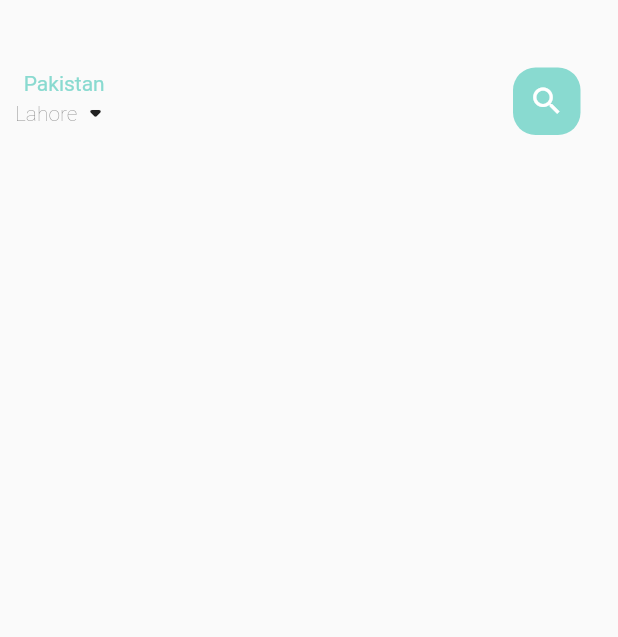
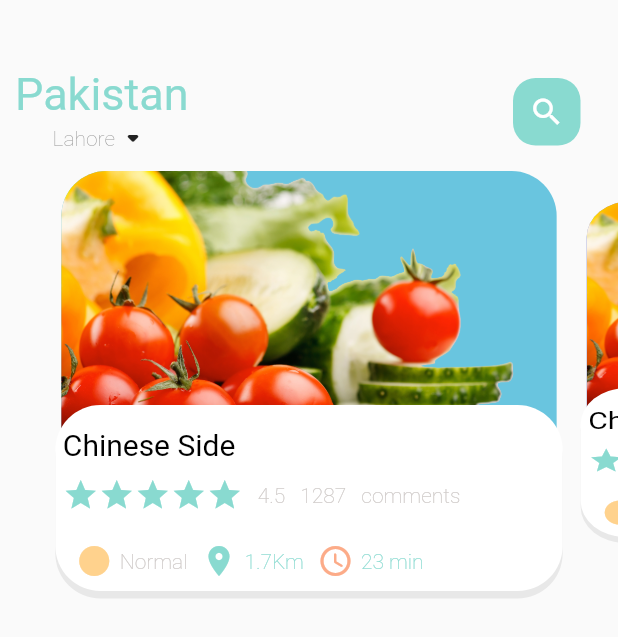
Before and after one commit to fwdAndroid/online-fooddelivery, a Flutter app: the screen it shows after launch, on a phone screen of 412 x 824 dp. Shown: the top 637 px of the screen. Run offline on Flutter 3.47's test engine with Material 2 defaults, Android fonts, the phone set to English and light mode, and no system bars.

Commit message:
Food Page Decoration Complete

```diff
--- /dev/null
+++ b/lib/home/food_page_body.dart
@@ -0,0 +1,157 @@
+import 'package:flutter/material.dart';
+import 'package:onlinefooddelivery/utils/colors.dart';
+import 'package:onlinefooddelivery/widgets/widget.small.text.dart';
+import 'package:onlinefooddelivery/widgets/widget_big_text.dart';
+import 'package:onlinefooddelivery/widgets/widget_icon_text.dart';
+
+class FoodPageBody extends StatefulWidget {
+  const FoodPageBody({Key? key}) : super(key: key);
+
+  @override
+  State<FoodPageBody> createState() => _FoodPageBodyState();
+}
+
+class _FoodPageBodyState extends State<FoodPageBody> {
+  PageController pageController = PageController(viewportFraction: 0.85);
+   var currentValue =0.0;
+   var scaleFactor = 0.8;
+   var height = 220;
+  @override
+  void initState() {
+    // TODO: implement initState
+    super.initState();
+    pageController.addListener(() {
+      currentValue = pageController.page!;
+    });
+
+  }
+
+  @override
+  void dispose() {
+    // TODO: implement dispose
+    super.dispose();
+    pageController.dispose();
+  }
+  @override
+  Widget build(BuildContext context) {
+    return Container(
+      height: 320,
+      child: PageView.builder(
+          controller: pageController,
+          itemCount: 5,
+          itemBuilder: (context, position) {
+            return _buildItemPostion(position);
+          }),
+    );
+  }
+
+  Widget _buildItemPostion(int position) {
+    Matrix4  matrix4  = Matrix4.identity();
+    if(position == currentValue.floor()){
+      var currScale = 1-(currentValue-position)*(1-scaleFactor);
+      var currTrans = height*(1-currScale)/2;
+      matrix4 = Matrix4.diagonal3Values(1, currScale, 1)..setTranslationRaw(0, currTrans, 0);
+    }else if(position == currentValue.floor() + 1){
+      var currScale = scaleFactor+(currentValue-position+1) *(1-scaleFactor);
+       var currTrans = height*(1-currScale)/2;
+            matrix4 = Matrix4.diagonal3Values(1, currScale, 1);
+ matrix4 = Matrix4.diagonal3Values(1, currScale, 1)..setTranslationRaw(0, currTrans, 0);
+    }else{
+      var currenntScale = 0.8;
+            matrix4 = Matrix4.diagonal3Values(1, currenntScale, 1)..setTranslationRaw(0, height*(1-scaleFactor), 1);
+
+    }
+    return Transform(
+      transform:matrix4,
+      child: Stack(
+        children: [
+          Container(
+            margin: EdgeInsets.only(right: 10, left: 10,top: 10),
+            height: 220,
+            decoration: BoxDecoration(
+                image: DecorationImage(
+                    fit: BoxFit.cover, image: AssetImage('assets/food.png')),
+                borderRadius: BorderRadius.circular(30),
+                color: position.isEven ? Color(0xff69c5df) : Color(0xff9294cc)),
+          ),
+          Align(
+            alignment: Alignment.bottomCenter,
+            child: Container(
+              margin: EdgeInsets.only(right: 6, left: 6, bottom: 30),
+              height: 124,
+              decoration: BoxDecoration(
+                boxShadow: [
+                  BoxShadow(
+                    color: Color(0xffe8e8e8),
+                    offset: Offset(0, 5)
+                  )
+                ],
+                  borderRadius: BorderRadius.circular(30), color: Colors.white),
+              child: Container(
+                padding: EdgeInsets.only(top: 15, left: 5, right: 5,bottom: 5),
+                child: Column(
+                  crossAxisAlignment: CrossAxisAlignment.start,
+                  children: [
+                    BigText(text: 'Chinese Side'),
+                    SizedBox(
+                      height: 10,
+                    ),
+                    Row(
+                      children: [
+                        Wrap(
+                          children: List.generate(5, (index) {
+                            return Icon(
+                              Icons.star,
+                              color: AppColors.mainColor,
+                            );
+                          }),
+                        ),
+                        SizedBox(
+                          width: 10,
+                        ),
+                        SmallText(text: '4.5'),
+                        SizedBox(
+                          width: 10,
+                        ),
+                        SmallText(text: '1287'),
+                        SizedBox(
+                          width: 10,
+                        ),
+                        SmallText(text: 'comments',overflow: TextOverflow.clip,),
+                      ],
+                    ),
+                    SizedBox(
+                      height: 20,
+                    ),
+                    Row(
+                      children: [
+                         SizedBox(width: 9,),
+                        IconAndTextWidget(
+                            color: AppColors.textColor,
+                            text: 'Normal',
+                            iconCOlor: AppColors.iconColor1,
+                            iconData: Icons.circle_sharp),
+                            SizedBox(width: 9,),
+                             IconAndTextWidget(
+                            color: AppColors.mainColor,
+                            text: '1.7Km',
+                            iconCOlor: AppColors.mainColor,
+                            iconData: Icons.location_on),
+                             SizedBox(width: 9,),
+                             IconAndTextWidget(
+                            color: AppColors.mainColor,
+                            text: '23 min',
+                            iconCOlor: AppColors.iconColor2,
+                            iconData: Icons.access_time_rounded)
+                      ],
+                    )
+                  ],
+                ),
+              ),
+            ),
+          ),
+        ],
+      ),
+    );
+  }
+}
--- a/lib/home/main_food_page.dart
+++ b/lib/home/main_food_page.dart
@@ -1,4 +1,5 @@
 import 'package:flutter/material.dart';
+import 'package:onlinefooddelivery/home/food_page_body.dart';
 import 'package:onlinefooddelivery/utils/colors.dart';
 import 'package:onlinefooddelivery/widgets/widget.small.text.dart';
 import 'package:onlinefooddelivery/widgets/widget_big_text.dart';
@@ -48,6 +49,7 @@ class _MainFoodPageState extends State<MainFoodPage> {
               ],),
             ),
           ),
+          FoodPageBody()
         ],
       ),
     );
--- a/lib/utils/colors.dart
+++ b/lib/utils/colors.dart
@@ -3,5 +3,7 @@ import 'package:flutter/cupertino.dart';
 class AppColors{
   static final Color mainColor = Color(0xff89dad0);
     static final Color textColor = Color(0xffccc7c5);
+static final Color iconColor1 = Color(0xffffd28d);
+static final Color iconColor2 = Color(0xfffcab88);
 
 }
--- a/lib/widgets/widget_big_text.dart
+++ b/lib/widgets/widget_big_text.dart
@@ -5,7 +5,7 @@ class BigText extends StatefulWidget {
   final String text;
   double size;
   TextOverflow overflow;
-   BigText({ Key? key, this.color = const Color(0xffccc7c5), required this.text, this.size = 20,  this.overflow = TextOverflow.ellipsis}) : super(key: key);
+   BigText({ Key? key, this.color =  Colors.black, required this.text, this.size = 20,  this.overflow = TextOverflow.ellipsis}) : super(key: key);
 
   @override
   State<BigText> createState() => _BigTextState();
@@ -17,7 +17,7 @@ class _BigTextState extends State<BigText> {
     return Text(
       widget.text,
       overflow: widget.overflow,
-      style: TextStyle(color: widget.color,fontWeight: FontWeight.w400),
+      style: TextStyle(color: widget.color,fontWeight: FontWeight.w400,fontSize: widget.size),
     );
   }
 }
--- /dev/null
+++ b/lib/widgets/widget_icon_text.dart
@@ -0,0 +1,22 @@
+import 'package:flutter/material.dart';
+import 'package:onlinefooddelivery/widgets/widget.small.text.dart';
+
+class IconAndTextWidget extends StatelessWidget {
+  final IconData iconData;
+  final String text;
+  final Color color;
+  final Color iconCOlor;
+
+  const IconAndTextWidget({ Key? key, required this.color,required this.text,required this.iconCOlor,required this.iconData }) : super(key: key);
+
+  @override
+  Widget build(BuildContext context) {
+    return Row(
+      children: [
+        Icon(iconData,color: iconCOlor,),
+        SizedBox(width: 5,),
+        SmallText(text: text,color: color,)
+      ],
+    );
+  }
+}
--- a/pubspec.yaml
+++ b/pubspec.yaml
@@ -58,8 +58,8 @@ flutter:
   uses-material-design: true
 
   # To add assets to your application, add an assets section, like this:
-  # assets:
-  #   - images/a_dot_burr.jpeg
+  assets:
+    - assets/
   #   - images/a_dot_ham.jpeg
 
   # An image asset can refer to one or more resolution-specific "variants", see
```
Also changed, not shown: assets/food.png (added).
